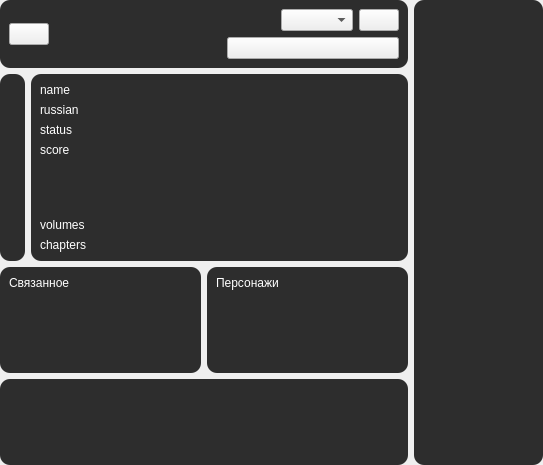
Before: the Qt Designer form data/ui/info.ui in brandonzorn/Nlight, drawn with Qt 5.
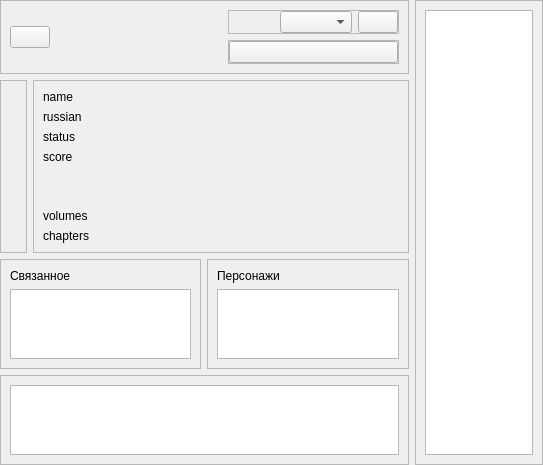
After: the same form once the commit is applied. Icons and pictures are not drawn.

Commit message: fixed theme for info

Patch:
```diff
--- a/data/ui/info.ui
+++ b/data/ui/info.ui
@@ -14,11 +14,7 @@
    <string>Info</string>
   </property>
   <property name="styleSheet">
-   <string notr="true">QFrame {
-	border-radius: 10px;
-	background-color: rgb(45, 45, 45);
-	color: rgb(255, 255, 255);
-}</string>
+   <string notr="true"/>
   </property>
   <layout class="QHBoxLayout" name="horizontalLayout_4">
    <property name="leftMargin">
```
The commit also changes 1 other file.
